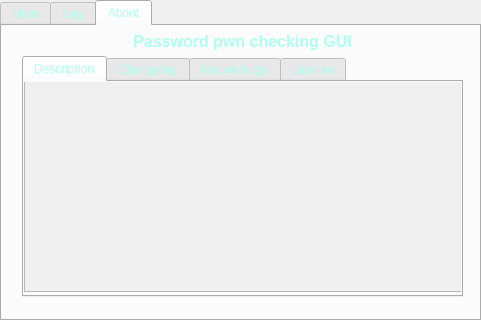
Before: the Qt Designer form pwnCheck.ui in f5AFfMhv/pwnCheck_GUI, drawn with Qt 5.
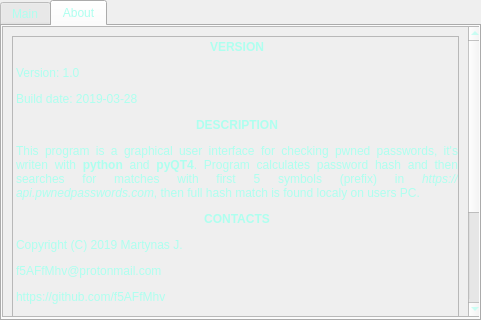
After: the same form once the commit is applied. The open tabs and pages were chosen to show the change.

What changed in the file:
```diff
--- a/pwnCheck.ui
+++ b/pwnCheck.ui
@@ -167,20 +167,17 @@
       </property>
      </widget>
     </widget>
-    <widget class="QWidget" name="logTab">
-     <property name="autoFillBackground">
-      <bool>false</bool>
-     </property>
+    <widget class="QWidget" name="aboutTab">
      <attribute name="title">
-      <string>Log</string>
+      <string>About</string>
      </attribute>
-     <widget class="QScrollArea" name="logScrollArea">
+     <widget class="QScrollArea" name="aboutScrollArea">
       <property name="geometry">
        <rect>
         <x>0</x>
-        <y>1</y>
-        <width>471</width>
-        <height>281</height>
+        <y>0</y>
+        <width>481</width>
+        <height>291</height>
        </rect>
       </property>
       <property name="widgetResizable">
@@ -191,30 +188,50 @@
         <rect>
          <x>0</x>
          <y>0</y>
-         <width>469</width>
-         <height>279</height>
+         <width>466</width>
+         <height>551</height>
         </rect>
        </property>
-       <layout class="QHBoxLayout" name="horizontalLayout_2">
+       <layout class="QHBoxLayout" name="horizontalLayout">
         <item>
-         <widget class="QLabel" name="logLabel">
-          <property name="font">
-           <font>
-            <family>Courier 10 Pitch</family>
-            <pointsize>8</pointsize>
-           </font>
+         <widget class="QLabel" name="aboutLabel">
+          <property name="cursor">
+           <cursorShape>IBeamCursor</cursorShape>
+          </property>
+          <property name="mouseTracking">
+           <bool>true</bool>
+          </property>
+          <property name="focusPolicy">
+           <enum>Qt::ClickFocus</enum>
+          </property>
+          <property name="autoFillBackground">
+           <bool>true</bool>
           </property>
           <property name="frameShape">
            <enum>QFrame::StyledPanel</enum>
           </property>
-          <property name="frameShadow">
-           <enum>QFrame::Plain</enum>
+          <property name="lineWidth">
+           <number>1</number>
           </property>
           <property name="text">
-           <string>TextLabel</string>
+           <string>&lt;!DOCTYPE HTML PUBLIC &quot;-//W3C//DTD HTML 4.0//EN&quot; &quot;http://www.w3.org/TR/REC-html40/strict.dtd&quot;&gt;
+&lt;html&gt;&lt;head&gt;&lt;meta name=&quot;qrichtext&quot; content=&quot;1&quot; /&gt;&lt;style type=&quot;text/css&quot;&gt;
+p, li { white-space: pre-wrap; }
+&lt;/style&gt;&lt;/head&gt;&lt;body style=&quot; font-family:'Noto Sans'; font-size:9pt; font-weight:400; font-style:normal;&quot;&gt;
+&lt;p align=&quot;center&quot; style=&quot; margin-top:12px; margin-bottom:12px; margin-left:0px; margin-right:0px; -qt-block-indent:0; text-indent:0px;&quot;&gt;&lt;span style=&quot; font-weight:600;&quot;&gt;VERSION&lt;/span&gt;&lt;/p&gt;
+&lt;p style=&quot; margin-top:12px; margin-bottom:12px; margin-left:0px; margin-right:0px; -qt-block-indent:0; text-indent:0px;&quot;&gt;Version: 1.0&lt;/p&gt;
+&lt;p style=&quot; margin-top:12px; margin-bottom:12px; margin-left:0px; margin-right:0px; -qt-block-indent:0; text-indent:0px;&quot;&gt;Build date: 2019-03-28&lt;/p&gt;
+&lt;p align=&quot;center&quot; style=&quot; margin-top:12px; margin-bottom:12px; margin-left:0px; margin-right:0px; -qt-block-indent:0; text-indent:0px;&quot;&gt;&lt;span style=&quot; font-weight:600;&quot;&gt;DESCRIPTION&lt;/span&gt;&lt;/p&gt;
+&lt;p align=&quot;justify&quot; style=&quot; margin-top:12px; margin-bottom:12px; margin-left:0px; margin-right:0px; -qt-block-indent:0; text-indent:0px;&quot;&gt;This program is a graphical user interface for checking pwned passwords, it's writen with &lt;span style=&quot; font-weight:600;&quot;&gt;python&lt;/span&gt; and &lt;span style=&quot; font-weight:600;&quot;&gt;pyQT4&lt;/span&gt;. Program calculates password hash and then searches for matches with first 5 symbols (prefix) in &lt;span style=&quot; font-style:italic;&quot;&gt;https://api.pwnedpasswords.com&lt;/span&gt;, then full hash match is found localy on users PC.&lt;/p&gt;
+&lt;p align=&quot;center&quot; style=&quot; margin-top:12px; margin-bottom:12px; margin-left:0px; margin-right:0px; -qt-block-indent:0; text-indent:0px;&quot;&gt;&lt;span style=&quot; font-weight:600;&quot;&gt;CONTACTS&lt;/span&gt;&lt;/p&gt;
+&lt;p style=&quot; margin-top:12px; margin-bottom:12px; margin-left:0px; margin-right:0px; -qt-block-indent:0; text-indent:0px;&quot;&gt;Copyright (C) 2019 Martynas J. &lt;/p&gt;
+&lt;p style=&quot; margin-top:12px; margin-bottom:12px; margin-left:0px; margin-right:0px; -qt-block-indent:0; text-indent:0px;&quot;&gt;f5AFfMhv@protonmail.com &lt;/p&gt;
+&lt;p style=&quot; margin-top:12px; margin-bottom:12px; margin-left:0px; margin-right:0px; -qt-block-indent:0; text-indent:0px;&quot;&gt;https://github.com/f5AFfMhv&lt;/p&gt;
+&lt;p align=&quot;center&quot; style=&quot; margin-top:12px; margin-bottom:12px; margin-left:0px; margin-right:0px; -qt-block-indent:0; text-indent:0px;&quot;&gt;&lt;span style=&quot; font-weight:600;&quot;&gt;LICENSE&lt;/span&gt;&lt;/p&gt;
+&lt;p align=&quot;justify&quot; style=&quot; margin-top:12px; margin-bottom:12px; margin-left:0px; margin-right:0px; -qt-block-indent:0; text-indent:0px;&quot;&gt;&lt;span style=&quot; font-weight:600;&quot;&gt;pwnCheck&lt;/span&gt; is free software: you can redistribute it and/or modify it under the terms of the GNU General Public License as published by the Free Software Foundation, either version 3 of the License, or (at your option) any later version. &lt;span style=&quot; font-weight:600;&quot;&gt;pwnCheck&lt;/span&gt; is distributed in the hope that it will be useful, but WITHOUT ANY WARRANTY; without even the implied warranty of MERCHANTABILITY or FITNESS FOR A PARTICULAR PURPOSE. See the GNU General Public License for more details. You should have received a copy of the GNU General Public License along with &lt;span style=&quot; font-weight:600;&quot;&gt;pwnCheck&lt;/span&gt;. If not, see &amp;lt;https://www.gnu.org/licenses/&amp;gt;.&lt;/p&gt;&lt;/body&gt;&lt;/html&gt;</string>
           </property>
           <property name="textFormat">
-           <enum>Qt::LogText</enum>
+           <enum>Qt::RichText</enum>
           </property>
           <property name="alignment">
            <set>Qt::AlignLeading|Qt::AlignLeft|Qt::AlignTop</set>
@@ -222,166 +239,24 @@
           <property name="wordWrap">
            <bool>true</bool>
           </property>
+          <property name="margin">
+           <number>10</number>
+          </property>
+          <property name="indent">
+           <number>-1</number>
+          </property>
+          <property name="openExternalLinks">
+           <bool>false</bool>
+          </property>
+          <property name="textInteractionFlags">
+           <set>Qt::TextSelectableByMouse</set>
+          </property>
          </widget>
         </item>
        </layout>
       </widget>
      </widget>
     </widget>
-    <widget class="QWidget" name="aboutTab">
-     <attribute name="title">
-      <string>About</string>
-     </attribute>
-     <widget class="QTabWidget" name="tabWidget_2">
-      <property name="geometry">
-       <rect>
-        <x>20</x>
-        <y>30</y>
-        <width>441</width>
-        <height>241</height>
-       </rect>
-      </property>
-      <property name="currentIndex">
-       <number>0</number>
-      </property>
-      <widget class="QWidget" name="descriptionTab">
-       <attribute name="title">
-        <string>Description</string>
-       </attribute>
-       <widget class="QScrollArea" name="descriptionScrollArea">
-        <property name="geometry">
-         <rect>
-          <x>0</x>
-          <y>-1</y>
-          <width>441</width>
-          <height>211</height>
-         </rect>
-        </property>
-        <property name="widgetResizable">
-         <bool>true</bool>
-        </property>
-        <widget class="QWidget" name="descriptionScroll">
-         <property name="geometry">
-          <rect>
-           <x>0</x>
-           <y>0</y>
-           <width>439</width>
-           <height>209</height>
-          </rect>
-         </property>
-         <layout class="QHBoxLayout" name="horizontalLayout_3">
-          <item>
-           <widget class="QLabel" name="descriptionLabel">
-            <property name="font">
-             <font>
-              <pointsize>10</pointsize>
-              <weight>50</weight>
-              <italic>false</italic>
-              <bold>false</bold>
-             </font>
-            </property>
-            <property name="text">
-             <string/>
-            </property>
-            <property name="textFormat">
-             <enum>Qt::RichText</enum>
-            </property>
-            <property name="alignment">
-             <set>Qt::AlignLeading|Qt::AlignLeft|Qt::AlignTop</set>
-            </property>
-            <property name="wordWrap">
-             <bool>true</bool>
-            </property>
-           </widget>
-          </item>
-         </layout>
-        </widget>
-       </widget>
-      </widget>
-      <widget class="QWidget" name="changelogTab">
-       <attribute name="title">
-        <string>Changelog</string>
-       </attribute>
-      </widget>
-      <widget class="QWidget" name="bugsTab">
-       <attribute name="title">
-        <string>Known bugs</string>
-       </attribute>
-      </widget>
-      <widget class="QWidget" name="licenseTab">
-       <attribute name="title">
-        <string>License</string>
-       </attribute>
-       <widget class="QScrollArea" name="licenseScrollArea">
-        <property name="geometry">
-         <rect>
-          <x>0</x>
-          <y>0</y>
-          <width>441</width>
-          <height>211</height>
-         </rect>
-        </property>
-        <property name="widgetResizable">
-         <bool>true</bool>
-        </property>
-        <widget class="QWidget" name="licenseScroll">
-         <property name="geometry">
-          <rect>
-           <x>0</x>
-           <y>0</y>
-           <width>439</width>
-           <height>209</height>
-          </rect>
-         </property>
-         <layout class="QHBoxLayout" name="horizontalLayout">
-          <item>
-           <widget class="QLabel" name="licenseLabel">
-            <property name="text">
-             <string>TextLabel</string>
-            </property>
-            <property name="textFormat">
-             <enum>Qt::PlainText</enum>
-            </property>
-            <property name="alignment">
-             <set>Qt::AlignJustify|Qt::AlignTop</set>
-            </property>
-           </widget>
-          </item>
-         </layout>
-        </widget>
-       </widget>
-      </widget>
-     </widget>
-     <widget class="QLabel" name="headerLabel">
-      <property name="geometry">
-       <rect>
-        <x>40</x>
-        <y>0</y>
-        <width>401</width>
-        <height>31</height>
-       </rect>
-      </property>
-      <property name="font">
-       <font>
-        <pointsize>12</pointsize>
-        <weight>75</weight>
-        <bold>true</bold>
-       </font>
-      </property>
-      <property name="layoutDirection">
-       <enum>Qt::LeftToRight</enum>
-      </property>
-      <property name="autoFillBackground">
-       <bool>false</bool>
-      </property>
-      <property name="text">
-       <string>Password pwn checking GUI</string>
-      </property>
-      <property name="alignment">
-       <set>Qt::AlignCenter</set>
-      </property>
-     </widget>
-    </widget>
    </widget>
   </widget>
  </widget>
```
Left out of the diff: 28 changed lines with no effect on the pictures.
